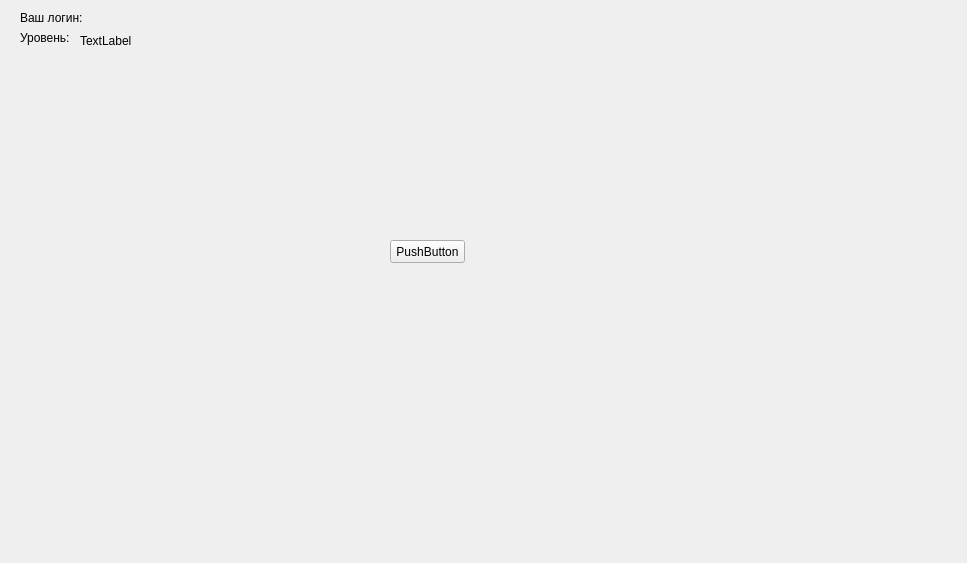
shm0nya/Lipilin-s-game, file Qt/home_windows.ui: the form before one commit.
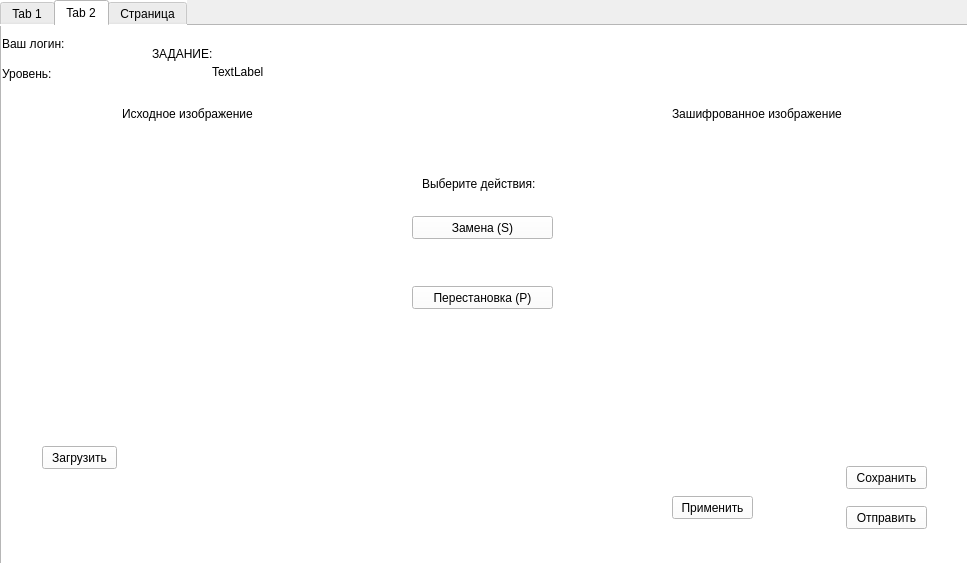
The form after the commit. The open tabs and pages were chosen to show the change.

Commit message: Интерефейс от Жени

The edit to the form file:
```diff
--- a/Qt/home_windows.ui
+++ b/Qt/home_windows.ui
@@ -13,19 +13,6 @@
   <property name="windowTitle">
    <string>Form</string>
   </property>
-  <widget class="QLabel" name="label">
-   <property name="geometry">
-    <rect>
-     <x>20</x>
-     <y>10</y>
-     <width>71</width>
-     <height>16</height>
-    </rect>
-   </property>
-   <property name="text">
-    <string>Ваш логин:</string>
-   </property>
-  </widget>
   <widget class="QLabel" name="label_login">
    <property name="geometry">
     <rect>
@@ -39,58 +26,460 @@
     <string/>
    </property>
   </widget>
-  <widget class="QPushButton" name="pushButton">
+  <widget class="QTabWidget" name="tabWidget">
    <property name="geometry">
     <rect>
-     <x>390</x>
-     <y>240</y>
-     <width>75</width>
-     <height>23</height>
+     <x>0</x>
+     <y>0</y>
+     <width>981</width>
+     <height>571</height>
     </rect>
    </property>
-   <property name="text">
-    <string>PushButton</string>
+   <property name="styleSheet">
+    <string notr="true">background-color: rgb(255, 255, 255);
+font: 75 10pt &quot;Verdana&quot;;</string>
    </property>
-  </widget>
-  <widget class="QLabel" name="label_2">
-   <property name="geometry">
-    <rect>
-     <x>60</x>
-     <y>110</y>
-     <width>271</width>
-     <height>261</height>
-    </rect>
+   <property name="currentIndex">
+    <number>0</number>
    </property>
-   <property name="text">
-    <string/>
-   </property>
+   <widget class="QWidget" name="tab">
+    <attribute name="title">
+     <string>Tab 1</string>
+    </attribute>
+    <widget class="QTableView" name="tableView">
+     <property name="geometry">
+      <rect>
+       <x>520</x>
+       <y>50</y>
+       <width>371</width>
+       <height>401</height>
+      </rect>
+     </property>
+    </widget>
+    <widget class="QLabel" name="label_4">
+     <property name="geometry">
+      <rect>
+       <x>0</x>
+       <y>40</y>
+       <width>61</width>
+       <height>16</height>
+      </rect>
+     </property>
+     <property name="text">
+      <string>Уровень:</string>
+     </property>
+    </widget>
+    <widget class="QLabel" name="label">
+     <property name="geometry">
+      <rect>
+       <x>0</x>
+       <y>10</y>
+       <width>81</width>
+       <height>16</height>
+      </rect>
+     </property>
+     <property name="text">
+      <string>Ваш логин:</string>
+     </property>
+    </widget>
+    <widget class="QLabel" name="label_3">
+     <property name="geometry">
+      <rect>
+       <x>30</x>
+       <y>120</y>
+       <width>471</width>
+       <height>21</height>
+      </rect>
+     </property>
+     <property name="text">
+      <string>Введите логин того человека, с кем хотите вести переписку:</string>
+     </property>
+    </widget>
+    <widget class="QLabel" name="label_2">
+     <property name="geometry">
+      <rect>
+       <x>10</x>
+       <y>240</y>
+       <width>491</width>
+       <height>20</height>
+      </rect>
+     </property>
+     <property name="text">
+      <string>Введите логин того человека, чьи сообщения хотите перехватывать:</string>
+     </property>
+    </widget>
+    <widget class="QPushButton" name="pushButton">
+     <property name="geometry">
+      <rect>
+       <x>110</x>
+       <y>402</y>
+       <width>171</width>
+       <height>61</height>
+      </rect>
+     </property>
+     <property name="styleSheet">
+      <string notr="true">selection-background-color: rgb(255, 0, 0);</string>
+     </property>
+     <property name="text">
+      <string>Готово</string>
+     </property>
+    </widget>
+    <widget class="QLineEdit" name="lineEdit">
+     <property name="geometry">
+      <rect>
+       <x>80</x>
+       <y>150</y>
+       <width>311</width>
+       <height>41</height>
+      </rect>
+     </property>
+    </widget>
+    <widget class="QLineEdit" name="lineEdit_3">
+     <property name="geometry">
+      <rect>
+       <x>80</x>
+       <y>280</y>
+       <width>311</width>
+       <height>41</height>
+      </rect>
+     </property>
+    </widget>
+   </widget>
+   <widget class="QWidget" name="tab_2">
+    <attribute name="title">
+     <string>Tab 2</string>
+    </attribute>
+    <widget class="QLabel" name="label_6">
+     <property name="geometry">
+      <rect>
+       <x>0</x>
+       <y>10</y>
+       <width>101</width>
+       <height>16</height>
+      </rect>
+     </property>
+     <property name="text">
+      <string>Ваш логин:</string>
+     </property>
+    </widget>
+    <widget class="QLabel" name="label_7">
+     <property name="geometry">
+      <rect>
+       <x>0</x>
+       <y>40</y>
+       <width>71</width>
+       <height>16</height>
+      </rect>
+     </property>
+     <property name="text">
+      <string>Уровень:</string>
+     </property>
+    </widget>
+    <widget class="QLabel" name="label_5">
+     <property name="geometry">
+      <rect>
+       <x>150</x>
+       <y>20</y>
+       <width>61</width>
+       <height>16</height>
+      </rect>
+     </property>
+     <property name="text">
+      <string>ЗАДАНИЕ:</string>
+     </property>
+    </widget>
+    <widget class="QLabel" name="label_8">
+     <property name="geometry">
+      <rect>
+       <x>210</x>
+       <y>20</y>
+       <width>541</width>
+       <height>51</height>
+      </rect>
+     </property>
+     <property name="text">
+      <string>TextLabel</string>
+     </property>
+    </widget>
+    <widget class="QWidget" name="widget" native="true">
+     <property name="geometry">
+      <rect>
+       <x>40</x>
+       <y>100</y>
+       <width>331</width>
+       <height>291</height>
+      </rect>
+     </property>
+    </widget>
+    <widget class="QWidget" name="widget_2" native="true">
+     <property name="geometry">
+      <rect>
+       <x>590</x>
+       <y>100</y>
+       <width>331</width>
+       <height>291</height>
+      </rect>
+     </property>
+    </widget>
+    <widget class="QLabel" name="label_9">
+     <property name="geometry">
+      <rect>
+       <x>120</x>
+       <y>80</y>
+       <width>161</width>
+       <height>16</height>
+      </rect>
+     </property>
+     <property name="text">
+      <string>Исходное изображение</string>
+     </property>
+    </widget>
+    <widget class="QLabel" name="label_10">
+     <property name="geometry">
+      <rect>
+       <x>670</x>
+       <y>80</y>
+       <width>211</width>
+       <height>16</height>
+      </rect>
+     </property>
+     <property name="text">
+      <string>Зашифрованное изображение</string>
+     </property>
+    </widget>
+    <widget class="QLabel" name="label_11">
+     <property name="geometry">
+      <rect>
+       <x>420</x>
+       <y>150</y>
+       <width>151</width>
+       <height>16</height>
+      </rect>
+     </property>
+     <property name="text">
+      <string>Выберите действия:</string>
+     </property>
+    </widget>
+    <widget class="QPushButton" name="pushButton_2">
+     <property name="geometry">
+      <rect>
+       <x>410</x>
+       <y>190</y>
+       <width>141</width>
+       <height>23</height>
+      </rect>
+     </property>
+     <property name="text">
+      <string>Замена (S)</string>
+     </property>
+    </widget>
+    <widget class="QPushButton" name="pushButton_3">
+     <property name="geometry">
+      <rect>
+       <x>410</x>
+       <y>260</y>
+       <width>141</width>
+       <height>23</height>
+      </rect>
+     </property>
+     <property name="text">
+      <string>Перестановка (P)</string>
+     </property>
+    </widget>
+    <widget class="QPushButton" name="pushButton_4">
+     <property name="geometry">
+      <rect>
+       <x>40</x>
+       <y>420</y>
+       <width>75</width>
+       <height>23</height>
+      </rect>
+     </property>
+     <property name="text">
+      <string>Загрузить</string>
+     </property>
+    </widget>
+    <widget class="QPushButton" name="pushButton_5">
+     <property name="geometry">
+      <rect>
+       <x>844</x>
+       <y>480</y>
+       <width>81</width>
+       <height>23</height>
+      </rect>
+     </property>
+     <property name="text">
+      <string>Отправить</string>
+     </property>
+    </widget>
+    <widget class="QPushButton" name="pushButton_6">
+     <property name="geometry">
+      <rect>
+       <x>844</x>
+       <y>440</y>
+       <width>81</width>
+       <height>23</height>
+      </rect>
+     </property>
+     <property name="text">
+      <string>Сохранить</string>
+     </property>
+    </widget>
+    <widget class="QPushButton" name="pushButton_8">
+     <property name="geometry">
+      <rect>
+       <x>670</x>
+       <y>470</y>
+       <width>81</width>
+       <height>23</height>
+      </rect>
+     </property>
+     <property name="text">
+      <string>Применить</string>
+     </property>
+    </widget>
+    <widget class="QFrame" name="frame">
+     <property name="geometry">
+      <rect>
+       <x>330</x>
+       <y>450</y>
+       <width>301</width>
+       <height>61</height>
+      </rect>
+     </property>
+     <property name="frameShape">
+      <enum>QFrame::StyledPanel</enum>
+     </property>
+     <property name="frameShadow">
+      <enum>QFrame::Raised</enum>
+     </property>
+     <widget class="QWidget" name="widget_3" native="true">
+      <property name="geometry">
+       <rect>
+        <x>0</x>
+        <y>0</y>
+        <width>61</width>
+        <height>61</height>
+       </rect>
+      </property>
+     </widget>
+     <widget class="QWidget" name="widget_4" native="true">
+      <property name="geometry">
+       <rect>
+        <x>60</x>
+        <y>0</y>
+        <width>61</width>
+        <height>61</height>
+       </rect>
+      </property>
+     </widget>
+     <widget class="QWidget" name="widget_5" native="true">
+      <property name="geometry">
+       <rect>
+        <x>120</x>
+        <y>0</y>
+        <width>61</width>
+        <height>61</height>
+       </rect>
+      </property>
+     </widget>
+     <widget class="QWidget" name="widget_6" native="true">
+      <property name="geometry">
+       <rect>
+        <x>180</x>
+        <y>0</y>
+        <width>61</width>
+        <height>61</height>
+       </rect>
+      </property>
+     </widget>
+     <widget class="QWidget" name="widget_7" native="true">
+      <property name="geometry">
+       <rect>
+        <x>240</x>
+        <y>0</y>
+        <width>61</width>
+        <height>61</height>
+       </rect>
+      </property>
+     </widget>
+    </widget>
+    <zorder>label_6</zorder>
+    <zorder>label_7</zorder>
+    <zorder>label_5</zorder>
+    <zorder>label_login</zorder>
+    <zorder>label_login</zorder>
+    <zorder>label_8</zorder>
+    <zorder>widget</zorder>
+    <zorder>widget_2</zorder>
+    <zorder>label_9</zorder>
+    <zorder>label_10</zorder>
+    <zorder>label_11</zorder>
+    <zorder>pushButton_2</zorder>
+    <zorder>pushButton_3</zorder>
+    <zorder>pushButton_4</zorder>
+    <zorder>pushButton_5</zorder>
+    <zorder>pushButton_6</zorder>
+    <zorder>pushButton_8</zorder>
+    <zorder>frame</zorder>
+   </widget>
+   <widget class="QWidget" name="tab_3">
+    <attribute name="title">
+     <string>Страница</string>
+    </attribute>
+    <widget class="QLabel" name="label_12">
+     <property name="geometry">
+      <rect>
+       <x>0</x>
+       <y>10</y>
+       <width>101</width>
+       <height>16</height>
+      </rect>
+     </property>
+     <property name="text">
+      <string>Ваш логин:</string>
+     </property>
+    </widget>
+    <widget class="QLabel" name="label_13">
+     <property name="geometry">
+      <rect>
+       <x>0</x>
+       <y>30</y>
+       <width>81</width>
+       <height>16</height>
+      </rect>
+     </property>
+     <property name="text">
+      <string>Уровень:</string>
+     </property>
+    </widget>
+    <widget class="QTableView" name="tableView_2">
+     <property name="geometry">
+      <rect>
+       <x>0</x>
+       <y>50</y>
+       <width>641</width>
+       <height>491</height>
+      </rect>
+     </property>
+    </widget>
+    <widget class="QPushButton" name="pushButton_7">
+     <property name="geometry">
+      <rect>
+       <x>780</x>
+       <y>490</y>
+       <width>75</width>
+       <height>23</height>
+      </rect>
+     </property>
+     <property name="text">
+      <string>Открыть</string>
+     </property>
+    </widget>
+   </widget>
   </widget>
-  <widget class="QLabel" name="label_level">
-   <property name="geometry">
-    <rect>
-     <x>80</x>
-     <y>30</y>
-     <width>71</width>
-     <height>21</height>
-    </rect>
-   </property>
-   <property name="text">
-    <string>TextLabel</string>
-   </property>
-  </widget>
-  <widget class="QLabel" name="label_4">
-   <property name="geometry">
-    <rect>
-     <x>20</x>
-     <y>30</y>
-     <width>61</width>
-     <height>16</height>
-    </rect>
-   </property>
-   <property name="text">
-    <string>Уровень:</string>
-   </property>
-  </widget>
+  <zorder>tabWidget</zorder>
+  <zorder>label_login</zorder>
  </widget>
  <resources/>
  <connections/>
```
